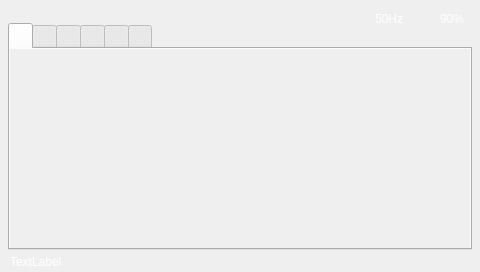
Above: Gui/mainwindow.ui from rpdhunter/swbox before the change. Below: the same form after it.
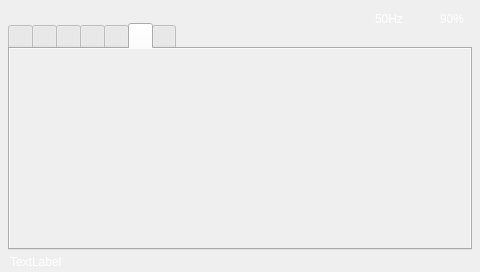
That is the form after the change. Icons and pictures are not drawn.

Patch:
```diff
--- a/Gui/mainwindow.ui
+++ b/Gui/mainwindow.ui
@@ -38,7 +38,7 @@
     <string notr="true"/>
    </property>
    <property name="currentIndex">
-    <number>0</number>
+    <number>5</number>
    </property>
    <property name="iconSize">
     <size>
@@ -86,6 +86,14 @@
      <string/>
     </attribute>
    </widget>
+   <widget class="QWidget" name="Asset">
+    <property name="autoFillBackground">
+     <bool>true</bool>
+    </property>
+    <attribute name="title">
+     <string/>
+    </attribute>
+   </widget>
    <widget class="QWidget" name="Options">
     <property name="autoFillBackground">
      <bool>true</bool>
```
Left out of the diff: 27 changed lines with no effect on the pictures.
